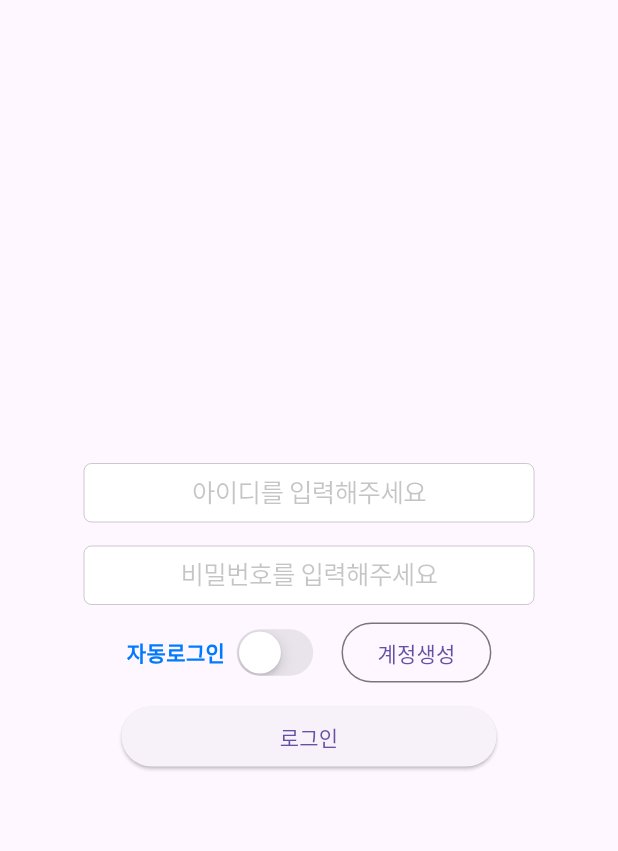
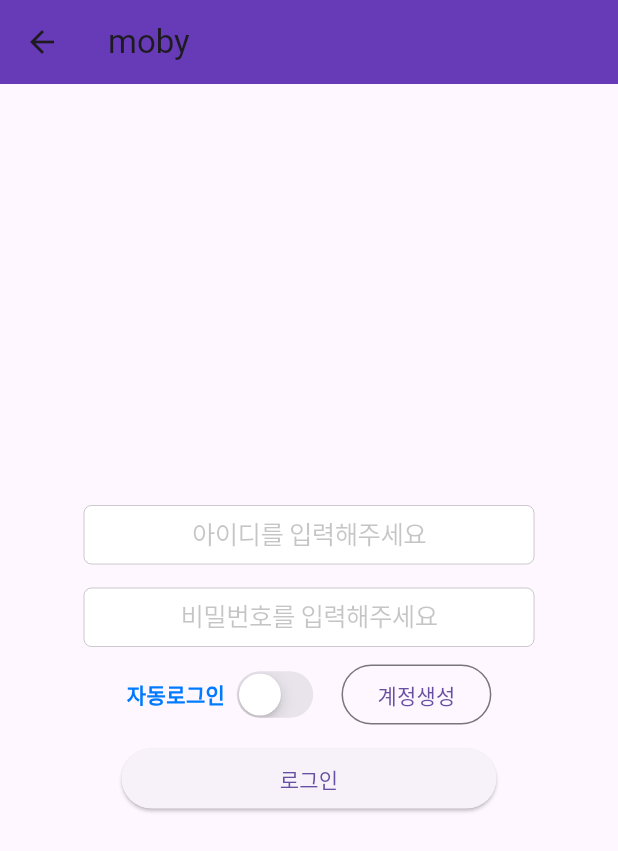
Before and after one commit to hahnjihoon/moby, a Flutter app: the screen it shows after launch, after a tap on "로그인", on a phone screen of 412 x 824 dp. Shown: the top 851 px of the screen. Run offline on Flutter 3.47's test engine with Material 3 defaults, Android fonts, the phone set to English and light mode, and no system bars; network calls fail.

Commit message:
20240222 change

```diff
--- a/lib/screen/screen_home.dart
+++ b/lib/screen/screen_home.dart
@@ -3,6 +3,7 @@ import 'package:moby/model/model_car.dart'; //이렇게임포트시키고 클래
 import 'package:moby/screen/screen_list.dart';
 import 'package:moby/screen/screen_register.dart';
 import 'package:moby/screen/screen_login.dart';
+import 'package:moby/screen/screen_categori.dart';
 import 'package:moby/screen/screen_verho.dart';
 import 'package:moby/screen/screen_product.dart';
 
@@ -14,26 +15,28 @@ class HomeScreen extends StatefulWidget {
 }
 
 class _HomeScreenState extends State<HomeScreen> {
-
   @override
   Widget build(BuildContext context) {
     Size screenSize = MediaQuery.of(context).size;
     double width = screenSize.width;
     double height = screenSize.height;
 
-    return SafeArea(
+    return MaterialApp(
+      home: SafeArea(
         child: Scaffold(
           appBar: AppBar(
             title: Text('moby'),
             backgroundColor: Colors.deepPurple,
-          leading: Container(),
+            // leading: Container(),
           ),
           body: Center(
-          child: Container(// 화면 너비의 80%로 설정
+            child: Container(
+              // 화면 너비의 80%로 설정
               height: height * 0.9,
               width: width * 0.9,
               decoration: BoxDecoration(
-            border: Border.all(width: 2, color: Colors.blue), // 2px 테두리 추가, 색상은 파란색
+                border: Border.all(
+                    width: 2, color: Colors.blue), // 2px 테두리 추가, 색상은 파란색
               ),
               child: Column(
                 children: [
@@ -64,11 +67,11 @@ class _HomeScreenState extends State<HomeScreen> {
                       Navigator.push(
                           context,
                           MaterialPageRoute(
-                            builder: (context) => const LoginScreen(
-                            )));
+                              builder: (context) => const LoginScreen()));
                     },
                     style: ButtonStyle(
-                    fixedSize: MaterialStateProperty.all(Size(width * 0.4, 50)), // 버튼의 가로 길이와 높이를 설정
+                      fixedSize: MaterialStateProperty.all(
+                          Size(width * 0.4, 50)), // 버튼의 가로 길이와 높이를 설정
                     ),
                     child: Text('로그인'),
                   ),
@@ -95,11 +98,11 @@ class _HomeScreenState extends State<HomeScreen> {
                       Navigator.push(
                           context,
                           MaterialPageRoute(
-                            builder: (context) => const RegisterScreen(
-                            )));
+                              builder: (context) => const RegisterScreen()));
                     },
                     style: ButtonStyle(
-                    fixedSize: MaterialStateProperty.all(Size(width * 0.4, 50)), // 버튼의 가로 길이와 높이를 설정
+                      fixedSize: MaterialStateProperty.all(
+                          Size(width * 0.4, 50)), // 버튼의 가로 길이와 높이를 설정
                     ),
                     child: Text('회원가입'),
                   ),
@@ -109,34 +112,32 @@ class _HomeScreenState extends State<HomeScreen> {
                       Navigator.push(
                           context,
                           MaterialPageRoute(
-                            builder: (context) => const ListScreen(
-                            )));
-
+                              builder: (context) => const CategoriScreen()));
                     },
                     style: ButtonStyle(
-                    fixedSize: MaterialStateProperty.all(Size(width * 0.4, 50)), // 버튼의 가로 길이와 높이를 설정
+                      fixedSize: MaterialStateProperty.all(
+                          Size(width * 0.4, 50)), // 버튼의 가로 길이와 높이를 설정
                     ),
                     child: Text('게스트입장'),
-
                   ),
-                SizedBox(height: 15),
-                ElevatedButton(
-                  onPressed: () {
-                    Navigator.push(
-                        context,
-                        MaterialPageRoute(
-                            builder: (context) => VerhoScreen(
-                            )));
-
-                  },
-                  style: ButtonStyle(
-                    fixedSize: MaterialStateProperty.all(Size(width * 0.4, 50)), // 버튼의 가로 길이와 높이를 설정
+                  // SizedBox(height: 15),
+                  // ElevatedButton(
+                  //   onPressed: () {
+                  //     Navigator.push(
+                  //         context,
+                  //         MaterialPageRoute(
+                  //             builder: (context) => VerhoScreen(
+                  //             )));
+                  //
+                  //   },
+                  //   style: ButtonStyle(
+                  //     fixedSize: MaterialStateProperty.all(Size(width * 0.4, 50)), // 버튼의 가로 길이와 높이를 설정
+                  //   ),
+                  //   child: Text('수직수평'),
+                  //
+                  // ),
+                ],
               ),
-                  child: Text('수직수평'),
-
-                ),
-
-              ],
             ),
           ),
         ),
--- a/lib/screen/screen_login.dart
+++ b/lib/screen/screen_login.dart
@@ -8,25 +8,14 @@ import 'package:flutter/material.dart';
 // import 'package:shared_preferences/shared_preferences.dart';
 
 // 로그인 페이지
-class LoginScreen extends StatelessWidget {
-  const LoginScreen({super.key});
+class LoginScreen extends StatefulWidget {
+  const LoginScreen({Key? key}) : super(key: key);
 
   @override
-  Widget build(BuildContext context) {
-    return MaterialApp(
-      home: LoginPage(),
-    );
-  }
+  State<LoginScreen> createState() => _LoginState();
 }
 
-class LoginPage extends StatefulWidget {
-  const LoginPage({super.key});
-
-  @override
-  State<LoginPage> createState() => _LoginState();
-}
-
-class _LoginState extends State<LoginPage> {
+class _LoginState extends State<LoginScreen> {
   // 자동 로그인 여부
   bool switchValue = false;
 
@@ -36,8 +25,13 @@ class _LoginState extends State<LoginPage> {
 
   @override
   Widget build(BuildContext context) {
-    return MaterialApp(
-      home: Scaffold(
+    return SafeArea(
+      child: Scaffold(
+        appBar: AppBar(
+          title: Text('moby'),
+          backgroundColor: Colors.deepPurple,
+          // leading: Container(),
+        ),
         body: Center(
           child: Padding(
             padding: const EdgeInsets.all(8.0),
--- a/pubspec.yaml
+++ b/pubspec.yaml
@@ -69,7 +69,7 @@ flutter:
   # To add assets to your application, add an assets section, like this:
   assets:
    - images/
-   - images/logo.png
+#   - images/nono.png
   #   - images/a_dot_ham.jpeg
 
   # An image asset can refer to one or more resolution-specific "variants", see
```
Also changed, not shown: lib/screen/screen_categori.dart (added, +91 -0 lines), lib/screen/screen_list.dart (+4 -3 lines), lib/screen/screen_register.dart (+8 -3 lines), assets/icons/1111.png (added), images/1111.png (added), images/clarn.jpg (added), images/dbahck.png (added), images/dldb.jpg (added), images/nono.png (added), images/rlwjrl.jpg (added), images/wjwqud.png (added), images/zktlxm.png (added). Lines whose indentation alone changed are shown as unchanged.
